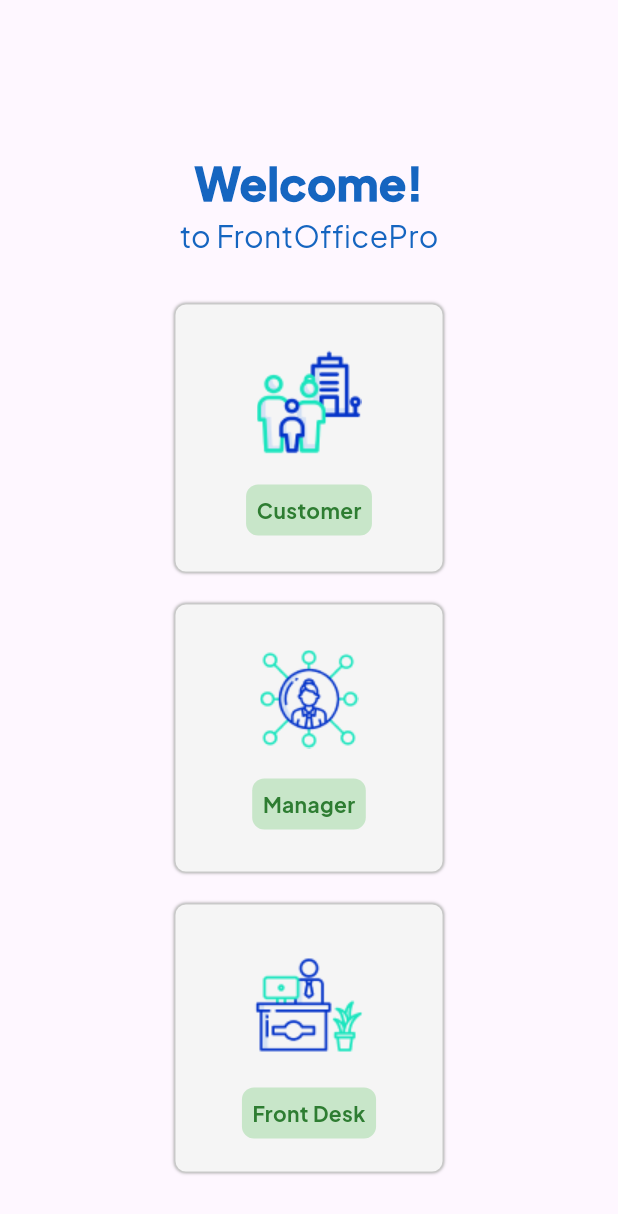
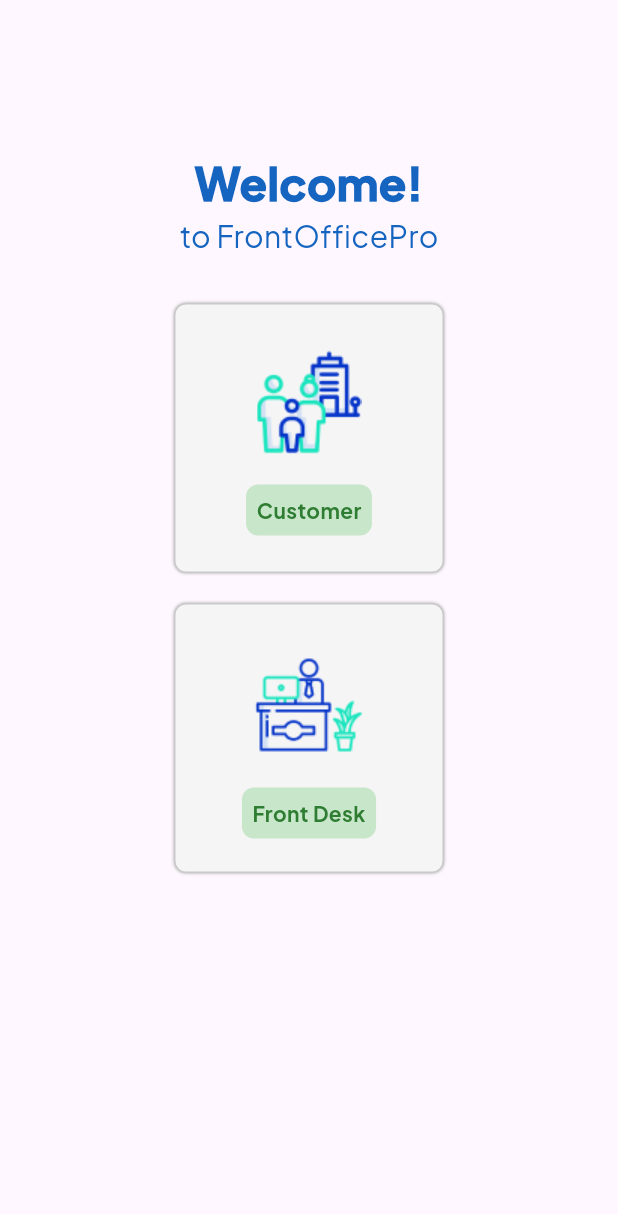
Before and after one commit to afyar08/frontend_hotel, a Flutter app: the screen it shows after launch, after a tap on "Get Started", on a phone screen of 412 x 824 dp. Shown: the top 1214 px of the screen. Run offline on Flutter 3.47's test engine with Material 3 defaults, Android fonts, the phone set to English and light mode, and no system bars; our stand-ins replace logger, table_calendar.

Commit message:
menghapus manager

```diff
--- a/lib/pages/home.dart
+++ b/lib/pages/home.dart
@@ -73,48 +73,6 @@ class _HomeState extends State<Home> {
               ),
             ),
             SizedBox(height: 20),
-            // ini yang tampilan login Manajer
-            GestureDetector(
-              // ini pas pencet costomer
-              onTap: () {
-                Navigator.push(
-                  context,
-                  MaterialPageRoute(builder: (context) => Manager()),
-                );
-              },
-              child: Container(
-                child: Column(
-                  children: <Widget>[
-                    Image.asset('assets/images/network.png'),
-                    SizedBox(height: 20),
-                    Container(
-                      child: Text(
-                        'Manager',
-                        style: TextStyle(
-                            color: Colors.green[800],
-                            fontWeight: FontWeight.bold),
-                      ),
-                      padding: EdgeInsets.all(7), // jarak ke dalam
-                      decoration: BoxDecoration(
-                        color: Colors.green[100],
-                        borderRadius: BorderRadius.all(Radius.circular(8)),
-                      ),
-                    )
-                  ],
-                ),
-                padding: const EdgeInsets.fromLTRB(20, 30, 20, 20),
-                alignment: Alignment.center,
-                width: 180,
-                height: 180,
-                decoration: BoxDecoration(
-                    color: Colors.grey[100],
-                    borderRadius: BorderRadius.all(Radius.circular(8)),
-                    border: Border.all(
-                        width: 1.0, color: Colors.grey.withOpacity(0.5)),
-                    boxShadow: [BoxShadow(color: Colors.grey, blurRadius: 1)]),
-              ),
-            ),
-            SizedBox(height: 20),
             // ini yang tampilan login Front Desk
             GestureDetector(
               // ini pas pencet costomer
```
